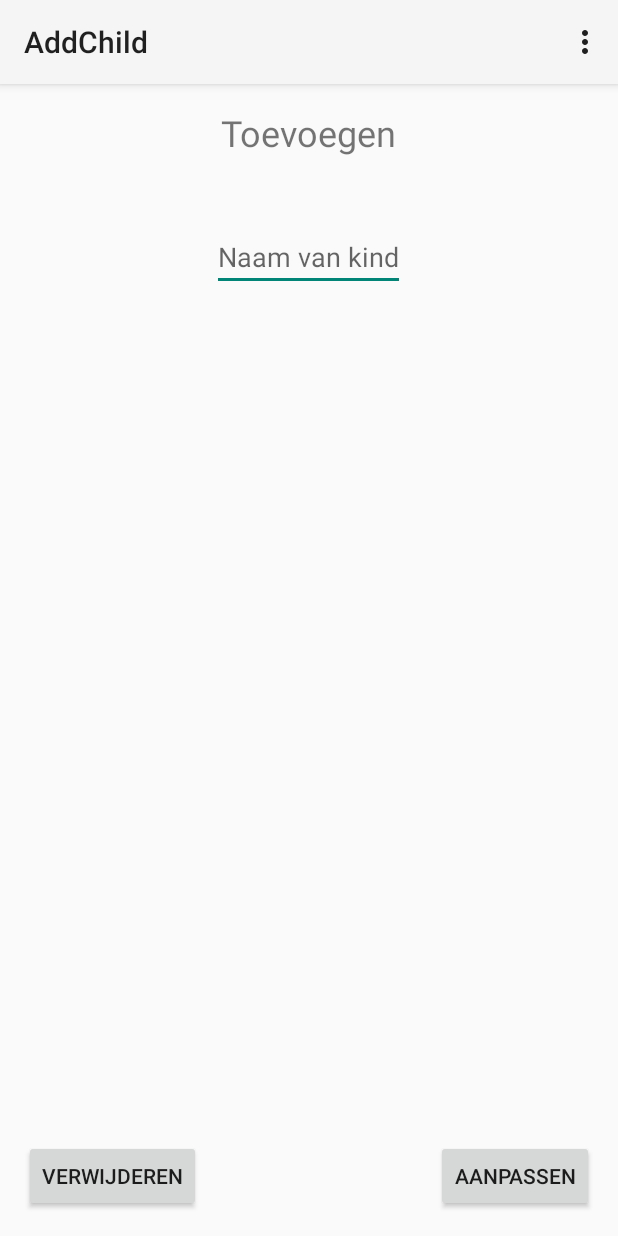
After one commit to rkodde/cowboysenindiana, an Android app: the AddChild screen opened directly, with no data from a screen before it, on a phone screen of 412 x 824 dp. The commit adds this screen. Run offline under Robolectric (Android 15) with nearby library versions, the phone set to English and light mode, and no system bars.

Commit message:
add child screen
add child screen

```diff
--- a/CowboysenIndiana/app/src/main/AndroidManifest.xml
+++ b/CowboysenIndiana/app/src/main/AndroidManifest.xml
@@ -32,6 +32,10 @@
             android:name="nl.cowboysenindiana.app.nl.cowboysenindiana.app.data.Correction"
             android:label="@string/title_activity_correction" >
         </activity>
+        <activity
+            android:name="nl.cowboysenindiana.app.nl.cowboysenindiana.app.data.AddChild"
+            android:label="@string/title_activity_add_child" >
+        </activity>
     </application>
 
 </manifest>
--- /dev/null
+++ b/CowboysenIndiana/app/src/main/java/nl/cowboysenindiana/app/nl/cowboysenindiana/app/data/AddChild.java
@@ -0,0 +1,39 @@
+package nl.cowboysenindiana.app.nl.cowboysenindiana.app.data;
+
+import android.app.Activity;
+import android.os.Bundle;
+import android.view.Menu;
+import android.view.MenuItem;
+
+import nl.cowboysenindiana.app.rooster.cowboysenindiana.R;
+
+public class AddChild extends Activity {
+
+    @Override
+    protected void onCreate(Bundle savedInstanceState) {
+        super.onCreate(savedInstanceState);
+        setContentView(R.layout.activity_add_child);
+    }
+
+    @Override
+    public boolean onCreateOptionsMenu(Menu menu) {
+        // Inflate the menu; this adds items to the action bar if it is present.
+        getMenuInflater().inflate(R.menu.menu_add_child, menu);
+        return true;
+    }
+
+    @Override
+    public boolean onOptionsItemSelected(MenuItem item) {
+        // Handle action bar item clicks here. The action bar will
+        // automatically handle clicks on the Home/Up button, so long
+        // as you specify a parent activity in AndroidManifest.xml.
+        int id = item.getItemId();
+
+        //noinspection SimplifiableIfStatement
+        if (id == R.id.action_settings) {
+            return true;
+        }
+
+        return super.onOptionsItemSelected(item);
+    }
+}
--- /dev/null
+++ b/CowboysenIndiana/app/src/main/res/layout/activity_add_child.xml
@@ -0,0 +1,50 @@
+<RelativeLayout xmlns:android="http://schemas.android.com/apk/res/android"
+    xmlns:tools="http://schemas.android.com/tools" android:layout_width="match_parent"
+    android:layout_height="match_parent" android:paddingLeft="@dimen/activity_horizontal_margin"
+    android:paddingRight="@dimen/activity_horizontal_margin"
+    android:paddingTop="@dimen/activity_vertical_margin"
+    android:paddingBottom="@dimen/activity_vertical_margin"
+    tools:context="nl.cowboysenindiana.app.nl.cowboysenindiana.app.data.AddChild">
+
+    <TextView
+        android:layout_width="wrap_content"
+        android:layout_height="wrap_content"
+        android:text="@string/add"
+        android:id="@+id/textView3"
+        android:layout_alignParentTop="true"
+        android:layout_centerHorizontal="true"
+        android:textSize="24sp" />
+
+    <EditText
+        android:layout_width="wrap_content"
+        android:layout_height="wrap_content"
+        android:id="@+id/editTextAddChild"
+        android:layout_below="@+id/textView3"
+        android:layout_centerHorizontal="true"
+        android:layout_marginTop="44dp"
+        android:hint="Naam van kind" />
+
+    <ListView
+        android:layout_width="wrap_content"
+        android:layout_height="180dp"
+        android:id="@+id/listView"
+        android:layout_below="@+id/editTextAddChild"
+        android:layout_centerHorizontal="true"
+        android:layout_marginTop="42dp" />
+
+    <Button
+        android:layout_width="wrap_content"
+        android:layout_height="wrap_content"
+        android:text="@string/delete"
+        android:id="@+id/buttonAddChildDelete"
+        android:layout_alignParentBottom="true"
+        android:layout_alignParentStart="true" />
+
+    <Button
+        android:layout_width="wrap_content"
+        android:layout_height="wrap_content"
+        android:text="@string/modify"
+        android:id="@+id/buttonAddChildModify"
+        android:layout_alignBottom="@+id/buttonAddChildDelete"
+        android:layout_alignEnd="@+id/listView" />
+</RelativeLayout>
--- a/CowboysenIndiana/app/src/main/res/layout/activity_correction.xml
+++ b/CowboysenIndiana/app/src/main/res/layout/activity_correction.xml
@@ -19,7 +19,7 @@
     <TextView
         android:layout_width="wrap_content"
         android:layout_height="wrap_content"
-        android:text="@string/group_activity_correction"
+        android:text="@string/group"
         android:id="@+id/textView"
         android:layout_below="@+id/textViewCorrectionTitle"
         android:layout_alignParentStart="true"
@@ -85,7 +85,7 @@
     <TextView
         android:layout_width="wrap_content"
         android:layout_height="wrap_content"
-        android:text="@string/presence_activity_correction"
+        android:text="@string/presence"
         android:id="@+id/textView2"
         android:textSize="18sp"
         android:layout_alignTop="@+id/switchGroup"
@@ -94,7 +94,7 @@
     <Button
         android:layout_width="wrap_content"
         android:layout_height="wrap_content"
-        android:text="@string/delete_activity_correction"
+        android:text="@string/delete"
         android:id="@+id/buttonDelete"
         android:layout_alignParentBottom="true"
         android:layout_alignParentStart="true"
@@ -103,7 +103,7 @@
     <Button
         android:layout_width="wrap_content"
         android:layout_height="wrap_content"
-        android:text="@string/modify_activity_correction"
+        android:text="@string/modify"
         android:id="@+id/buttonModify"
         android:layout_alignBottom="@+id/buttonDelete"
         android:layout_alignParentEnd="true" />
--- /dev/null
+++ b/CowboysenIndiana/app/src/main/res/menu/menu_add_child.xml
@@ -0,0 +1,6 @@
+<menu xmlns:android="http://schemas.android.com/apk/res/android"
+    xmlns:tools="http://schemas.android.com/tools"
+    tools:context="nl.cowboysenindiana.app.nl.cowboysenindiana.app.data.AddChild">
+    <item android:id="@+id/action_settings" android:title="@string/action_settings"
+        android:orderInCategory="100" android:showAsAction="never" />
+</menu>
--- a/CowboysenIndiana/app/src/main/res/values/strings.xml
+++ b/CowboysenIndiana/app/src/main/res/values/strings.xml
@@ -16,8 +16,10 @@
 
     <string name="title_activity_correction">Correction</string>
     <string name="header_activity_correction">Corrigeren</string>
-    <string name="group_activity_correction">Group</string>
-    <string name="presence_activity_correction">Aanwezig</string>
-    <string name="delete_activity_correction">Verwijderen</string>
-    <string name="modify_activity_correction">Aanpassen</string>
+    <string name="group">Groep</string>
+    <string name="presence">Aanwezig</string>
+    <string name="delete">Verwijderen</string>
+    <string name="modify">Aanpassen</string>
+    <string name="title_activity_add_child">AddChild</string>
+    <string name="add">Toevoegen</string>
 </resources>
```
